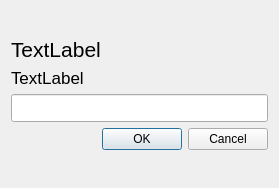
Above: messenger/join_channel_group.ui from SeyedAliamiri/Messenger_cpp-31-_9 before the change. Below: the same form after it.
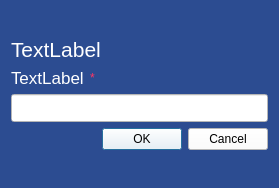
That is the form after the change.

```diff
--- a/messenger/join_channel_group.ui
+++ b/messenger/join_channel_group.ui
@@ -13,6 +13,9 @@
   <property name="windowTitle">
    <string>Dialog</string>
   </property>
+  <property name="styleSheet">
+   <string notr="true">background-color: rgb(44, 76, 145);</string>
+  </property>
   <layout class="QVBoxLayout" name="verticalLayout">
    <item>
     <spacer name="verticalSpacer_2">
@@ -34,11 +37,19 @@
        <pointsize>16</pointsize>
       </font>
      </property>
+     <property name="styleSheet">
+      <string notr="true">color: rgb(255, 255, 255);</string>
+     </property>
      <property name="text">
       <string>TextLabel</string>
      </property>
     </widget>
    </item>
+   <item>
+    <layout class="QHBoxLayout" name="horizontalLayout">
+     <property name="bottomMargin">
+      <number>0</number>
+     </property>
    <item>
     <widget class="QLabel" name="label_2">
      <property name="font">
@@ -46,10 +57,38 @@
        <pointsize>13</pointsize>
       </font>
      </property>
+       <property name="styleSheet">
+        <string notr="true">color: rgb(255, 255, 255);</string>
+       </property>
      <property name="text">
       <string>TextLabel</string>
      </property>
     </widget>
+     </item>
+     <item>
+      <widget class="QLabel" name="label_3">
+       <property name="styleSheet">
+        <string notr="true">color: rgb(255, 52, 99);</string>
+       </property>
+       <property name="text">
+        <string>*</string>
+       </property>
+      </widget>
+     </item>
+     <item>
+      <spacer name="horizontalSpacer">
+       <property name="orientation">
+        <enum>Qt::Horizontal</enum>
+       </property>
+       <property name="sizeHint" stdset="0">
+        <size>
+         <width>40</width>
+         <height>20</height>
+        </size>
+       </property>
+      </spacer>
+     </item>
+    </layout>
    </item>
    <item>
     <widget class="QLineEdit" name="lineEdit">
@@ -58,6 +97,9 @@
        <pointsize>13</pointsize>
       </font>
      </property>
+     <property name="styleSheet">
+      <string notr="true">background-color: rgb(255, 255, 255);</string>
+     </property>
     </widget>
    </item>
    <item>
@@ -65,6 +107,9 @@
      <property name="enabled">
       <bool>true</bool>
      </property>
+     <property name="styleSheet">
+      <string notr="true">background-color: rgb(255, 255, 255);</string>
+     </property>
      <property name="orientation">
       <enum>Qt::Horizontal</enum>
      </property>
```
Lines whose indentation alone changed are shown as unchanged.
